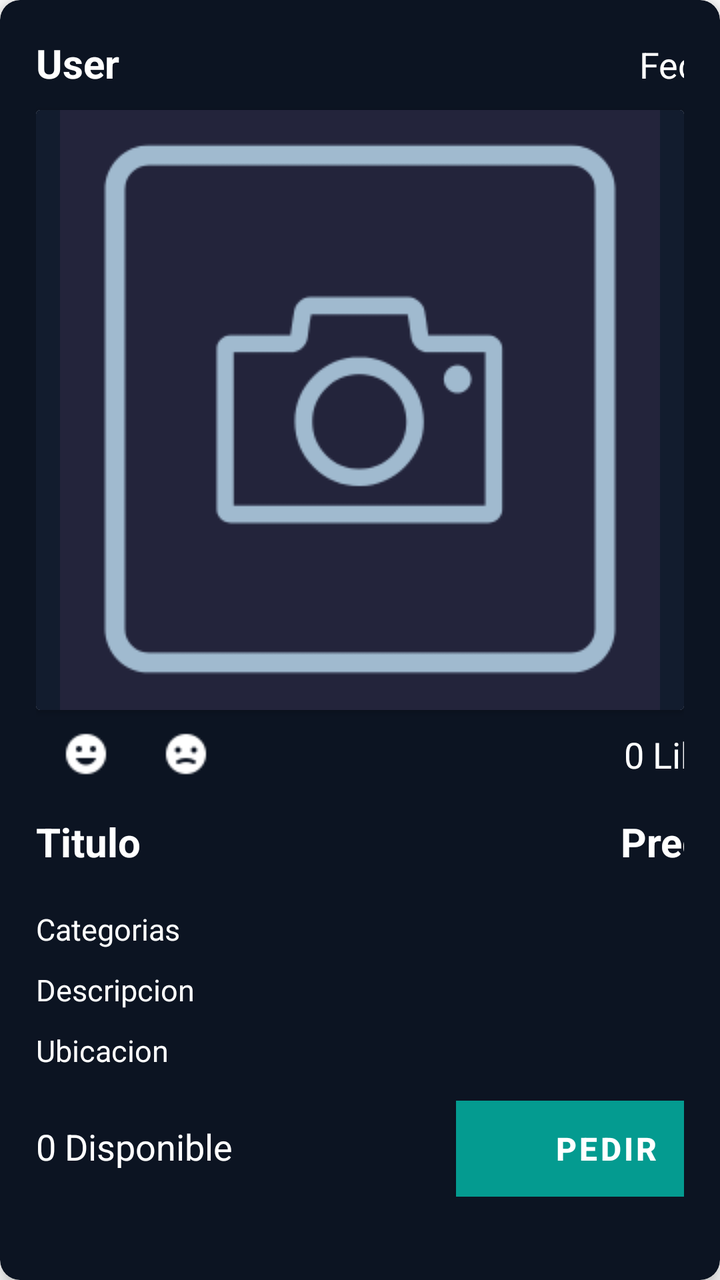
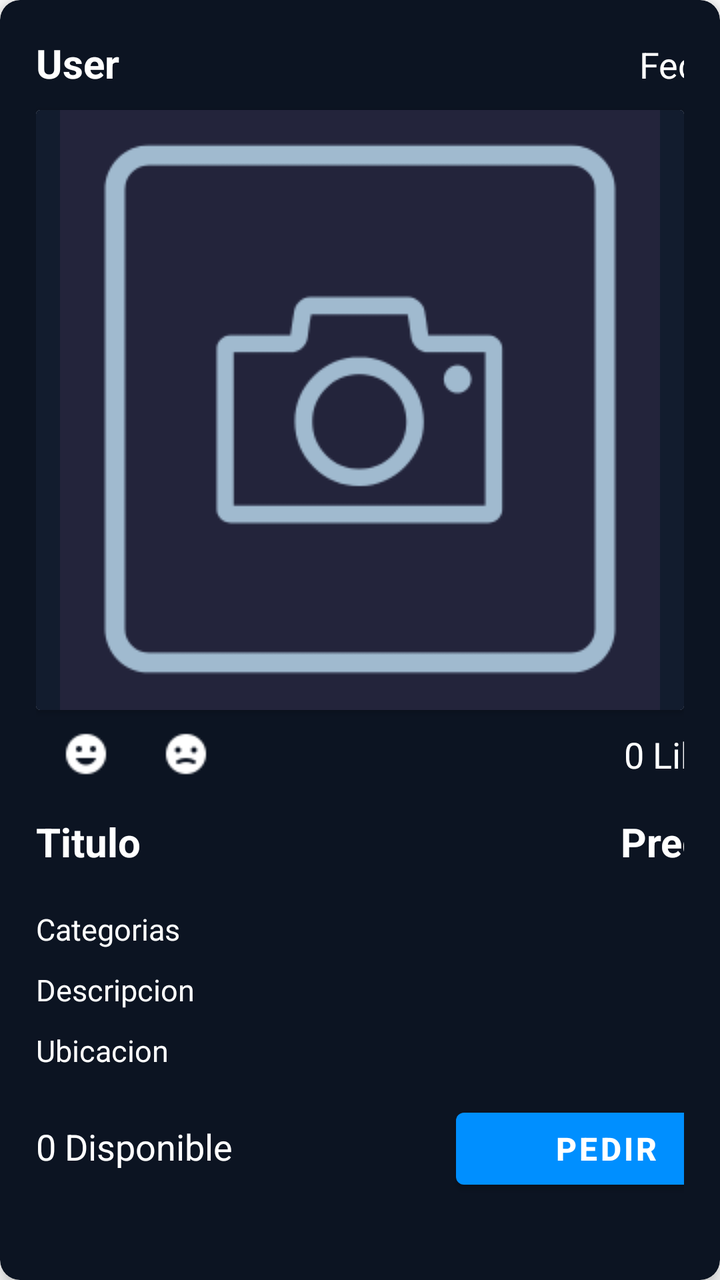

Two renders of the same Android screen: before a commit and after it. Below are the layout's source before the change and the commit's diff.
<!-- AndroidManifest.xml: application theme Theme.UNIverse -->
<!-- res/layout/layout_post.xml -->
<?xml version="1.0" encoding="utf-8"?>
<androidx.cardview.widget.CardView xmlns:android="http://schemas.android.com/apk/res/android"
    android:id="@+id/card_view"
    android:layout_width="match_parent"
    android:layout_height="wrap_content"
    xmlns:app="http://schemas.android.com/apk/res-auto"
    app:cardBackgroundColor="@color/post"
    android:layout_margin="10dp"
    app:cardCornerRadius="10dp"
    app:contentPadding="2dp"
    app:cardElevation="6dp">

    <RelativeLayout
        android:layout_width="wrap_content"
        android:layout_height="wrap_content"
        android:padding="16dp">

        <LinearLayout
            android:id="@+id/item_data_post"
            android:layout_width="wrap_content"
            android:layout_height="wrap_content"
            android:orientation="horizontal"
            android:layout_alignParentStart="true"
            android:layout_alignParentTop="true"
            android:layout_alignParentEnd="true">
            <TextView
                android:id="@+id/item_user_post"
                android:layout_width="170dp"
                android:layout_height="wrap_content"
                android:text="User"
                android:textSize="20sp"
                android:textStyle="bold"
                android:textColor="@color/white" />
            <TextView
                android:id="@+id/item_date"
                android:layout_width="180dp"
                android:layout_height="wrap_content"
                android:text="Fecha"
                android:textAlignment="textEnd"
                android:textSize="18sp"
                android:textColor="@color/white"
                />
        </LinearLayout>


        <androidx.cardview.widget.CardView
            android:id="@+id/item_image_card"
            android:layout_width="300dp"
            android:layout_height="300dp"
            android:layout_alignParentEnd="true"
            android:layout_alignParentStart="true"
            android:layout_below="@id/item_data_post"
            android:background="@color/image_post"
            android:layout_marginTop="10dp"
            android:layout_marginBottom="10dp">
            <ImageView
                android:id="@+id/item_image"
                android:layout_width="match_parent"
                android:layout_height="match_parent"
                android:contentDescription="Image_Post"
                android:background="@color/image_post"
                app:srcCompat="@drawable/ic_foto_update"/>
        </androidx.cardview.widget.CardView>


        <LinearLayout
            android:id="@+id/item_reaction"
            android:layout_width="wrap_content"
            android:layout_height="wrap_content"
            android:layout_marginBottom="18dp"
            android:orientation="horizontal"
            android:layout_alignParentEnd="true"
            android:layout_alignParentStart="true"
            android:layout_below="@id/item_image_card">

            <ImageView
                android:id="@+id/item_reaction_positive"
                android:layout_width="50dp"
                android:layout_height="wrap_content"
                android:src="@drawable/ic_feliz"
                android:contentDescription="photo post"/>

            <ImageView
                android:id="@+id/item_reaction_negative"
                android:layout_width="50dp"
                android:layout_height="wrap_content"
                android:src="@drawable/ic_triste"
                />
            
            <TextView
                android:id="@+id/item_like_count"
                android:layout_width="250dp"
                android:layout_height="wrap_content"
                android:text="0 Likes"
                android:textAlignment="textEnd"
                android:textSize="18sp"
                android:textColor="@color/white"/>
        </LinearLayout>

        <LinearLayout
            android:id="@+id/item_price_and_tittle"
            android:layout_width="wrap_content"
            android:layout_height="wrap_content"
            android:layout_marginBottom="10dp"
            android:orientation="horizontal"
            android:layout_alignParentEnd="true"
            android:layout_alignParentStart="true"
            android:layout_below="@id/item_reaction">
            <TextView
                android:id="@+id/item_tittle"
                android:layout_width="190dp"
                android:layout_height="wrap_content"
                android:text="Titulo"
                android:textSize="20sp"
                android:textStyle="bold"
                android:textColor="@color/white" />
            <TextView
                android:id="@+id/item_price"
                android:layout_width="160dp"
                android:layout_height="wrap_content"
                android:text="Precio"
                android:textAlignment="textEnd"
                android:textSize="20sp"
                android:textStyle="bold"
                android:textColor="@color/white" />
        </LinearLayout>

        <TextView
            android:id="@+id/item_category"
            android:layout_width="wrap_content"
            android:layout_height="wrap_content"
            android:layout_marginTop="10dp"
            android:text="Categorias"
            android:textColor="@color/white"
            android:textSize="15sp"
            android:layout_alignParentEnd="true"
            android:layout_alignParentStart="true"
            android:layout_below="@+id/item_price_and_tittle"/>

        <TextView
            android:id="@+id/item_description"
            android:layout_width="wrap_content"
            android:layout_height="wrap_content"
            android:layout_marginTop="10dp"
            android:text="Descripcion"
            android:textColor="@color/white"
            android:textSize="15sp"
            android:layout_alignParentEnd="true"
            android:layout_alignParentStart="true"
            android:layout_below="@id/item_category"/>

        <TextView
            android:id="@+id/item_location"
            android:layout_width="wrap_content"
            android:layout_height="wrap_content"
            android:layout_marginTop="10dp"
            android:text="Ubicacion"
            android:textColor="@color/white"
            android:textSize="15sp"
            android:layout_alignParentEnd="true"
            android:layout_alignParentStart="true"
            android:layout_below="@id/item_description"/>

        <LinearLayout
            android:id="@+id/item_store"
            android:layout_width="wrap_content"
            android:layout_height="wrap_content"
            android:layout_marginTop="15dp"
            android:layout_below="@id/item_location"
            android:layout_alignParentStart="true"
            android:layout_alignParentEnd="true"
            android:orientation="horizontal">

            <TextView
                android:id="@+id/item_product_count"
                android:layout_width="210dp"
                android:layout_height="25dp"
                android:text="0 Disponible"
                android:textColor="@color/white"
                android:textSize="18sp" />

            <Button
                android:id="@+id/item_btn_pedir"
                android:layout_width="150dp"
                android:layout_height="48dp"
                android:background="@color/cyan"
                android:backgroundTint="@color/cyan"
                android:text="Pedir"
                android:textColor="@color/white"
                android:textSize="16sp"
                android:textStyle="bold" />
        </LinearLayout>

    </RelativeLayout>



</androidx.cardview.widget.CardView>
<!-- resources referenced by this layout -->
<resources>
  <color name="cyan">#049B90</color>
  <color name="image_post">#121C2E</color>
  <color name="post">#0C1422</color>
  <color name="white">#FFFFFFFF</color>
  <!-- drawable ic_feliz: png bitmap (drawable, 352 bytes) -->
  <!-- drawable ic_foto_update: png bitmap (drawable, 8267 bytes) -->
  <!-- drawable ic_triste: png bitmap (drawable, 355 bytes) -->
  <style name="Theme.UNIverse" parent="Theme.MaterialComponents.DayNight.NoActionBar">
          
          <item name="colorPrimary">@color/cyan</item>
          <item name="colorPrimaryVariant">@color/purple_700</item>
          <item name="colorOnPrimary">@color/white</item>
          
          <item name="colorSecondary">@color/teal_200</item>
          <item name="colorSecondaryVariant">@color/teal_700</item>
          <item name="colorOnSecondary">@color/black</item>
          
          <item name="android:statusBarColor">?attr/colorPrimaryVariant</item>
          
          <item name="colorButtonNormal">@color/cyan</item>
      </style>
  <color name="purple_700">#FF3700B3</color>
  <color name="teal_200">#FF03DAC5</color>
  <color name="teal_700">#FF018786</color>
  <color name="black">#FF000000</color>
</resources>

<!-- the commit's change to res/layout/layout_post.xml (unified diff, before → after) -->
@@ -183,8 +183,6 @@
                 android:id="@+id/item_btn_pedir"
                 android:layout_width="150dp"
                 android:layout_height="48dp"
-                android:background="@color/cyan"
-                android:backgroundTint="@color/cyan"
                 android:text="Pedir"
                 android:textColor="@color/white"
                 android:textSize="16sp"
<!-- resource entries referenced after the edit -->
@@ -9,21 +9,21 @@
   <!-- drawable ic_triste: png bitmap (drawable, 355 bytes) -->
   <style name="Theme.UNIverse" parent="Theme.MaterialComponents.DayNight.NoActionBar">
           
-          <item name="colorPrimary">@color/cyan</item>
+          <item name="colorPrimary">@color/sky_blue_button</item>
           <item name="colorPrimaryVariant">@color/purple_700</item>
           <item name="colorOnPrimary">@color/white</item>
           
           <item name="colorSecondary">@color/teal_200</item>
-          <item name="colorSecondaryVariant">@color/teal_700</item>
+          <item name="colorSecondaryVariant">@color/sky_blue_button</item>
           <item name="colorOnSecondary">@color/black</item>
           
           <item name="android:statusBarColor">?attr/colorPrimaryVariant</item>
           
           <item name="colorButtonNormal">@color/cyan</item>
       </style>
+  <color name="sky_blue_button">#008FFF</color>
   <color name="purple_700">#FF3700B3</color>
   <color name="teal_200">#FF03DAC5</color>
-  <color name="teal_700">#FF018786</color>
   <color name="black">#FF000000</color>
 </resources>
 
